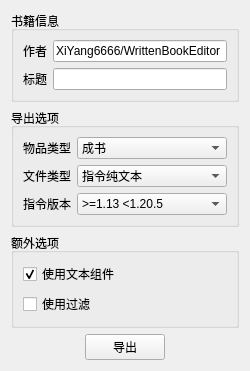
Above: src/writtenbookeditor/gui/export_form.ui from XiYang6666/WrittenBookEditor before the change. Below: the same form after it.
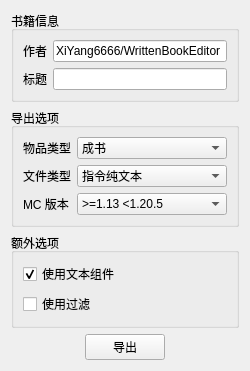
That is the form after the change.

Diff of the .ui file:
```diff
--- a/src/writtenbookeditor/gui/export_form.ui
+++ b/src/writtenbookeditor/gui/export_form.ui
@@ -110,7 +110,7 @@
       <item row="2" column="0">
        <widget class="QLabel" name="lb_command_version">
         <property name="text">
-         <string>指令版本</string>
+         <string>MC 版本</string>
         </property>
        </widget>
       </item>
```
Left out of the diff: 11 changed lines with no effect on the pictures.
